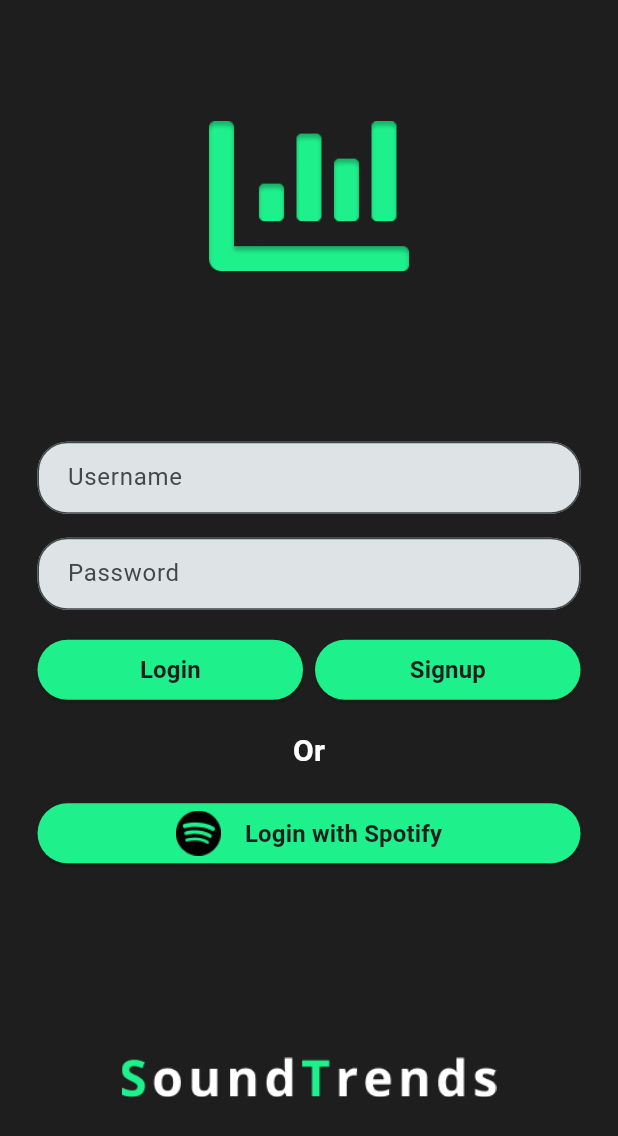
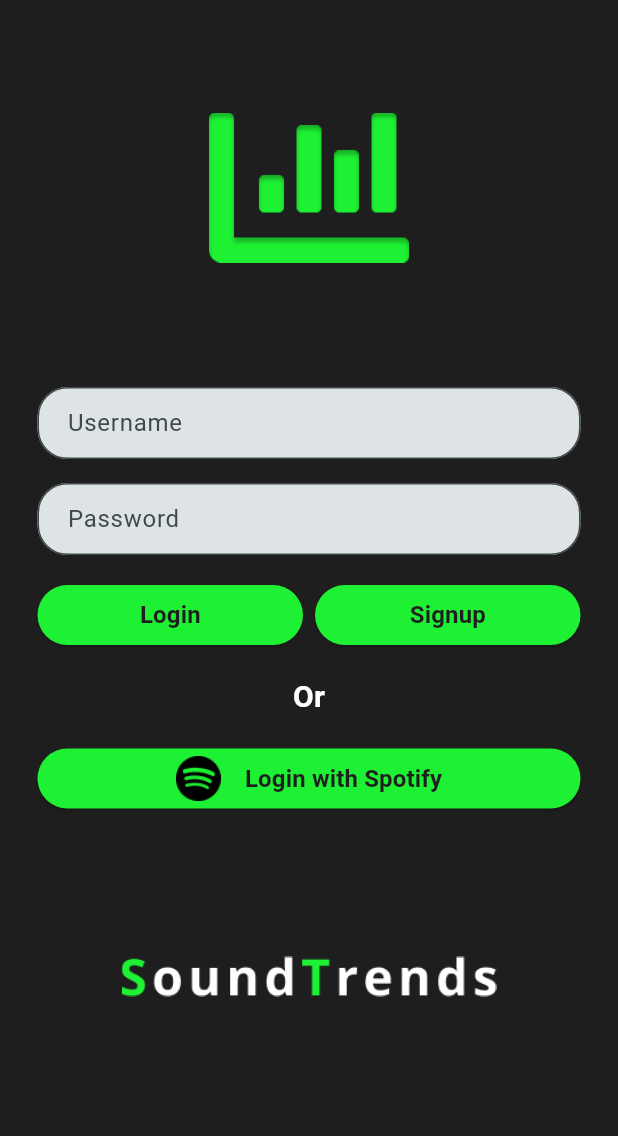
Before and after one commit to RodrigoJC20/sound-trends, a Flutter app: the screen it shows after launch, on a phone screen of 412 x 824 dp. Shown: the top 1136 px of the screen. Run offline on Flutter 3.47's test engine with Material 3 defaults, Android fonts, the phone set to English and light mode, and no system bars; our stand-ins replace auto_size_text, shared_preferences.

Commit message:
Refactor Login, Spotify API

```diff
--- a/lib/main.dart
+++ b/lib/main.dart
@@ -12,7 +12,7 @@ class MyApp extends StatelessWidget {
   @override
   Widget build(BuildContext context) {
     return MaterialApp(
-      title: 'Flutter Demo',
+      title: 'SoundTrends',
       debugShowCheckedModeBanner: false,
       theme: ThemeData(
         colorScheme: ColorScheme.fromSeed(seedColor: const Color(0xFF1E1E1E)),
--- a/lib/views/login.dart
+++ b/lib/views/login.dart
@@ -1,4 +1,5 @@
 import 'package:flutter/material.dart';
+import 'package:shared_preferences/shared_preferences.dart';
 import 'package:sound_trends/utils/spotify_api.dart';
 import 'package:sound_trends/views/home.dart';
 
@@ -17,13 +18,11 @@ class _LoginState extends State<Login> {
     final screenSize = MediaQuery.of(context).size;
 
     return Scaffold(
-      resizeToAvoidBottomInset: false,
       backgroundColor: const Color(0xFF1E1E1E),
       body: SingleChildScrollView(
-        child: SizedBox(
-          height: screenSize.height,
+        child: Padding(
+          padding: const EdgeInsets.only(top: 75.0),
           child: Column(
-            mainAxisAlignment: MainAxisAlignment.spaceEvenly,
             children: [
               // First Row - Logo
               Image.asset(
@@ -34,7 +33,7 @@ class _LoginState extends State<Login> {
 
               // Second Row - Login Information
               Padding(
-                padding: const EdgeInsets.all(25.0),
+                padding: const EdgeInsets.only(left: 25.0, right: 25.0, top: 75.0, bottom: 75.0),
                 child: Column(
                   children: [
                     Padding(
@@ -75,10 +74,10 @@ class _LoginState extends State<Login> {
                                 shape: RoundedRectangleBorder(
                                   borderRadius: BorderRadius.circular(20.0),
                                 ),
-                                backgroundColor: const Color(0xFF1EF18C),
+                                backgroundColor: const Color(0xFF1EF133),
                               ),
                               child: const Text(
-                                  'Login',
+                                'Login',
                                 style: TextStyle(
                                   color: Color(0xFF1E1E1E),
                                   fontWeight: FontWeight.bold,
@@ -97,7 +96,7 @@ class _LoginState extends State<Login> {
                                 shape: RoundedRectangleBorder(
                                   borderRadius: BorderRadius.circular(20.0),
                                 ),
-                                backgroundColor: const Color(0xFF1EF18C),
+                                backgroundColor: const Color(0xFF1EF133),
                               ),
                               child: const Text(
                                 'Signup',
@@ -139,7 +138,7 @@ class _LoginState extends State<Login> {
               ),
             ],
           ),
-        ),
+        )
       ),
     );
   }
@@ -148,9 +147,9 @@ class _LoginState extends State<Login> {
     return Expanded(
       child: ElevatedButton(
         onPressed: () {
-          setState(() {
-            _accessToken = fetchAccessToken();
-          });
+          // setState(() {
+          //   _accessToken = fetchAccessToken();
+          // });
 
           Navigator.push(context, MaterialPageRoute(builder: (context) => const Home()));
         },
@@ -158,7 +157,7 @@ class _LoginState extends State<Login> {
           shape: RoundedRectangleBorder(
             borderRadius: BorderRadius.circular(20.0),
           ),
-          backgroundColor: const Color(0xFF1EF18C),
+          backgroundColor: const Color(0xFF1EF133),
         ),
         child: Row(
           mainAxisAlignment: MainAxisAlignment.center,
```
Also changed, not shown: lib/utils/spotify_api.dart (+4 -3 lines), lib/views/home.dart (+13 -8 lines), assets/logo.png, assets/logo_text.png.
